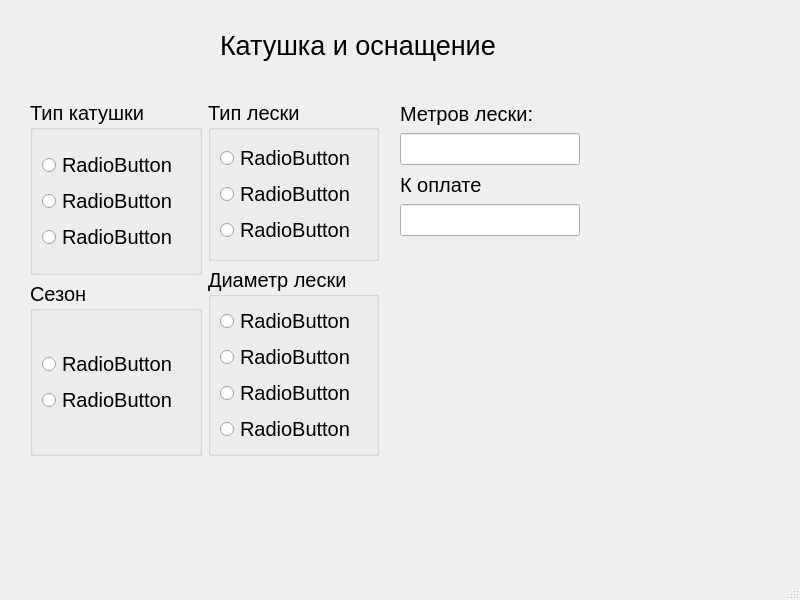
KorolevIvanMi/Qt_labs, file mainwindow.ui: the form before one commit.
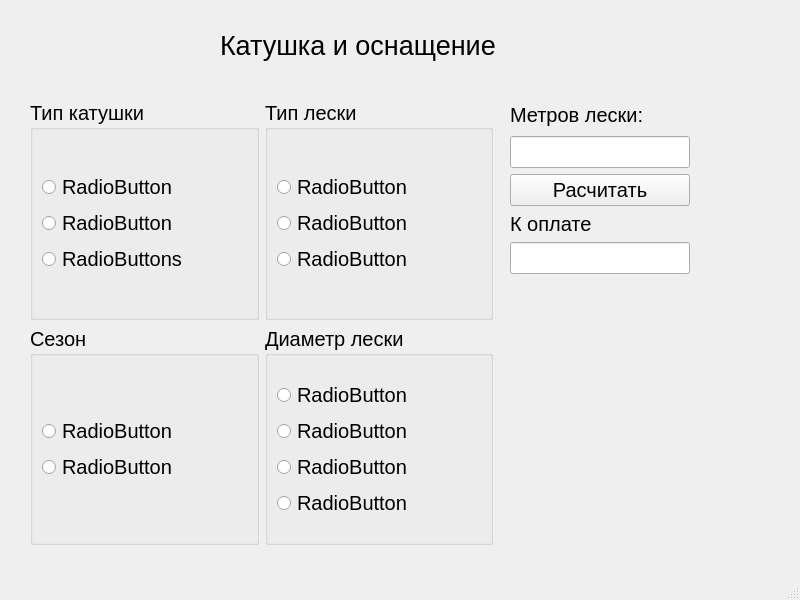
The form after the commit.

Commit message: add setup data

```diff
--- a/mainwindow.ui
+++ b/mainwindow.ui
@@ -32,13 +32,13 @@
      <string>Катушка и оснащение</string>
     </property>
    </widget>
-   <widget class="QWidget" name="">
+   <widget class="QWidget" name="layoutWidget">
     <property name="geometry">
      <rect>
       <x>30</x>
       <y>100</y>
-      <width>349</width>
-      <height>356</height>
+      <width>463</width>
+      <height>445</height>
      </rect>
     </property>
     <layout class="QHBoxLayout" name="horizontalLayout">
@@ -89,7 +89,7 @@
                </font>
               </property>
               <property name="text">
-               <string>RadioButton</string>
+               <string>RadioButtons</string>
               </property>
              </widget>
             </item>
@@ -268,13 +268,13 @@
      </item>
     </layout>
    </widget>
-   <widget class="QWidget" name="">
+   <widget class="QWidget" name="layoutWidget">
     <property name="geometry">
      <rect>
-      <x>400</x>
+      <x>510</x>
       <y>100</y>
       <width>180</width>
-      <height>136</height>
+      <height>174</height>
      </rect>
     </property>
     <layout class="QVBoxLayout" name="verticalLayout_14">
@@ -305,6 +305,18 @@
      </item>
      <item>
       <layout class="QVBoxLayout" name="verticalLayout_13">
+       <item>
+        <widget class="QPushButton" name="resultBtn">
+         <property name="font">
+          <font>
+           <pointsize>15</pointsize>
+          </font>
+         </property>
+         <property name="text">
+          <string>Расчитать</string>
+         </property>
+        </widget>
+       </item>
        <item>
         <widget class="QLabel" name="resultLbl">
          <property name="font">
```
The commit also changes 2 other files.
